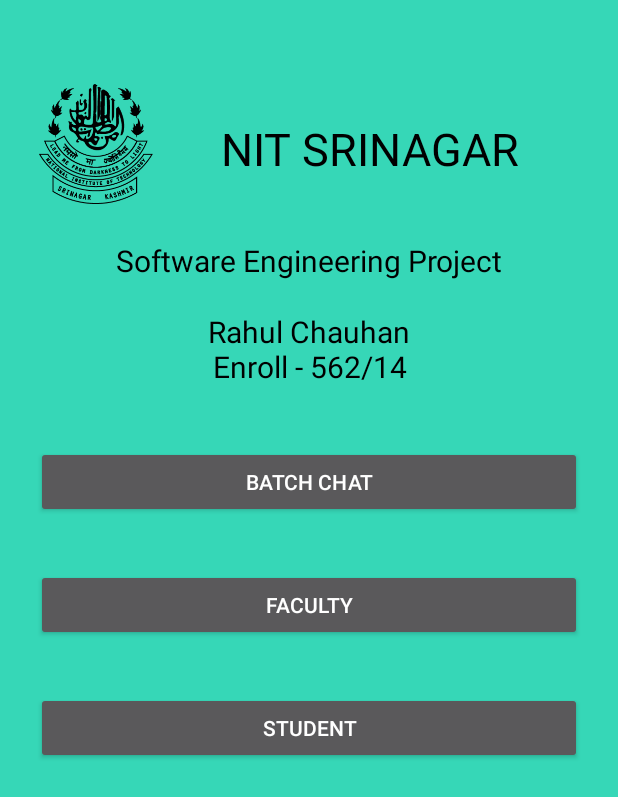
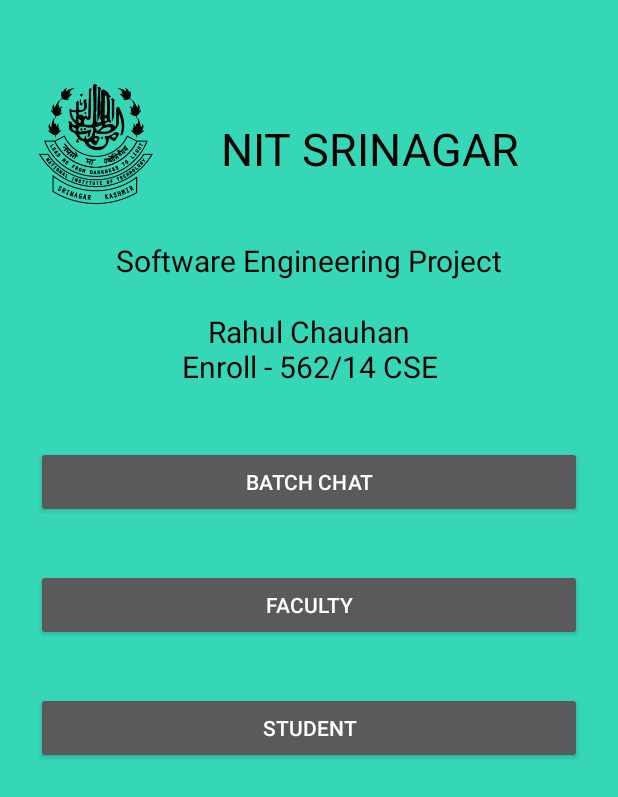
Before and after one commit to rahulworld/sudent-faculty-result-portal, an Android app: the screen it shows after launch (MainActivity), on a phone screen of 412 x 824 dp. Shown: the top 797 px of the screen. Run offline under Robolectric (Android 15) with nearby library versions, the phone set to English and light mode, and no system bars.

Commit message:
title changes

```diff
--- a/app/src/main/res/layout/activity_main.xml
+++ b/app/src/main/res/layout/activity_main.xml
@@ -47,7 +47,7 @@
             android:layout_width="fill_parent"
             android:layout_height="wrap_content"
             android:layout_marginBottom="15dp"
-            android:text="Rahul Chauhan\nEnroll - 562/14"
+            android:text="Rahul Chauhan\nEnroll - 562/14 CSE"
             android:gravity="center"
             android:textSize="20dip"
             android:textColor="#000"/>
```
